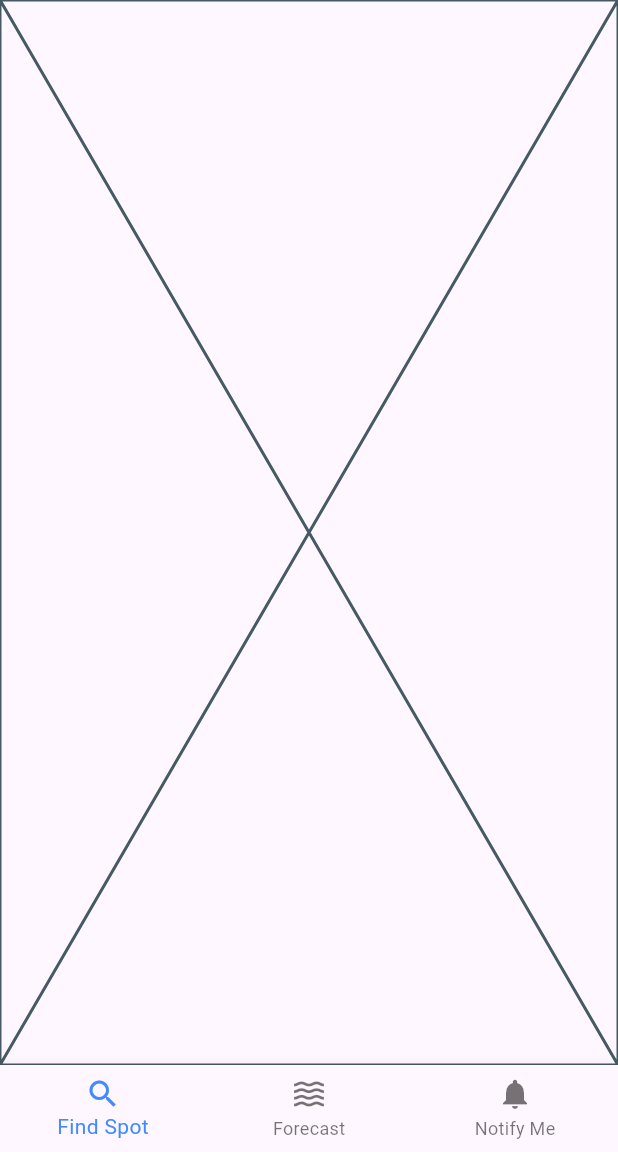
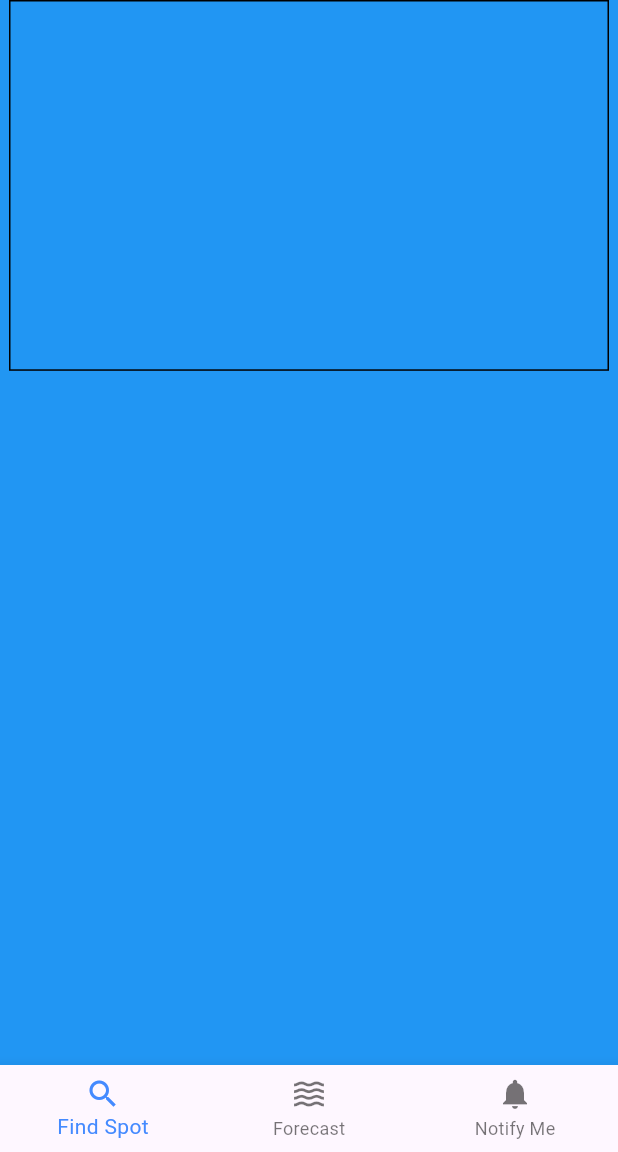
Before and after one commit to Bradley-Laubscher/surfspot, a Flutter app: the screen it shows after launch, on a phone screen of 412 x 824 dp, the part 84-1236 px from its top. Run offline on Flutter 3.47's test engine with Material 3 defaults, Android fonts, the phone set to English and light mode, and no system bars; our stand-ins replace google_maps_flutter.

Commit message:
Resolved issues in index.html Started with FindMySpot widget

```diff
--- a/lib/Pages/home_page.dart
+++ b/lib/Pages/home_page.dart
@@ -31,7 +31,14 @@ class _HomePageState extends State<HomePage> {
         title: const Text('Surf Spot'),
         centerTitle: true,
       ),
-      body: _pages[_selectedIndex],
+      body: Container(
+        width: MediaQuery.of(context).size.width,
+        height: MediaQuery.of(context).size.height,
+        color: Colors.blue,
+        child: SingleChildScrollView(
+            child: _pages[_selectedIndex]
+        ),
+      ),
       bottomNavigationBar: BottomNavigationBar(
         items: const <BottomNavigationBarItem>[
           BottomNavigationBarItem(
--- a/lib/Widgets/find_my_spot.dart
+++ b/lib/Widgets/find_my_spot.dart
@@ -1,4 +1,5 @@
 import 'package:flutter/material.dart';
+import 'package:google_maps_flutter/google_maps_flutter.dart';
 
 class FindMySpot extends StatefulWidget {
   const FindMySpot({super.key});
@@ -8,8 +9,60 @@ class FindMySpot extends StatefulWidget {
 }
 
 class _FindMySpotState extends State<FindMySpot> {
+  late GoogleMapController mapController;
+  final LatLng _initialPosition = LatLng(-33.8688, 151.2093); // Default to Sydney
+
+  final Set<Marker> _surfSpots = {
+    Marker(
+      markerId: MarkerId('spot1'),
+      position: LatLng(-33.892, 151.256), // Example coordinates
+      infoWindow: InfoWindow(title: 'Bondi Beach', snippet: 'Great waves today!'),
+      icon: BitmapDescriptor.defaultMarkerWithHue(BitmapDescriptor.hueBlue),
+    ),
+    Marker(
+      markerId: MarkerId('spot2'),
+      position: LatLng(-33.728, 151.300),
+      infoWindow: InfoWindow(title: 'Manly Beach', snippet: 'Moderate swell'),
+      icon: BitmapDescriptor.defaultMarkerWithHue(BitmapDescriptor.hueBlue),
+    ),
+  };
+
+  void _onMapCreated(GoogleMapController controller) {
+    mapController = controller;
+  }
+
   @override
   Widget build(BuildContext context) {
-    return const Placeholder();
+    return Column(
+      children: <Widget>[
+        ConstrainedBox(
+          constraints: const BoxConstraints(
+              minHeight: 200,
+              minWidth: 400
+          ),
+          child: Container(
+            width: MediaQuery.of(context).size.width*0.6,
+            height: MediaQuery.of(context).size.height*0.3,
+            decoration: BoxDecoration(
+              border: Border.all(
+                color: Colors.black,
+                width: 1,
+                style: BorderStyle.solid
+              )
+            ),
+            // child: GoogleMap(
+            //   onMapCreated: _onMapCreated,
+            //   initialCameraPosition: CameraPosition(
+            //     target: _initialPosition,
+            //     zoom: 10.0,
+            //   ),
+            //   markers: _surfSpots,
+            //   myLocationEnabled: true,
+            //   zoomControlsEnabled: false,
+            // ),
+          ),
+        ),
+      ],
+    );
   }
 }
--- a/pubspec.yaml
+++ b/pubspec.yaml
@@ -30,6 +30,7 @@ environment:
 dependencies:
   flutter:
     sdk: flutter
+  google_maps_flutter: 2.11.0
 
 
   # The following adds the Cupertino Icons font to your application.
```
Also changed, not shown: pubspec.lock, 3 other files.
